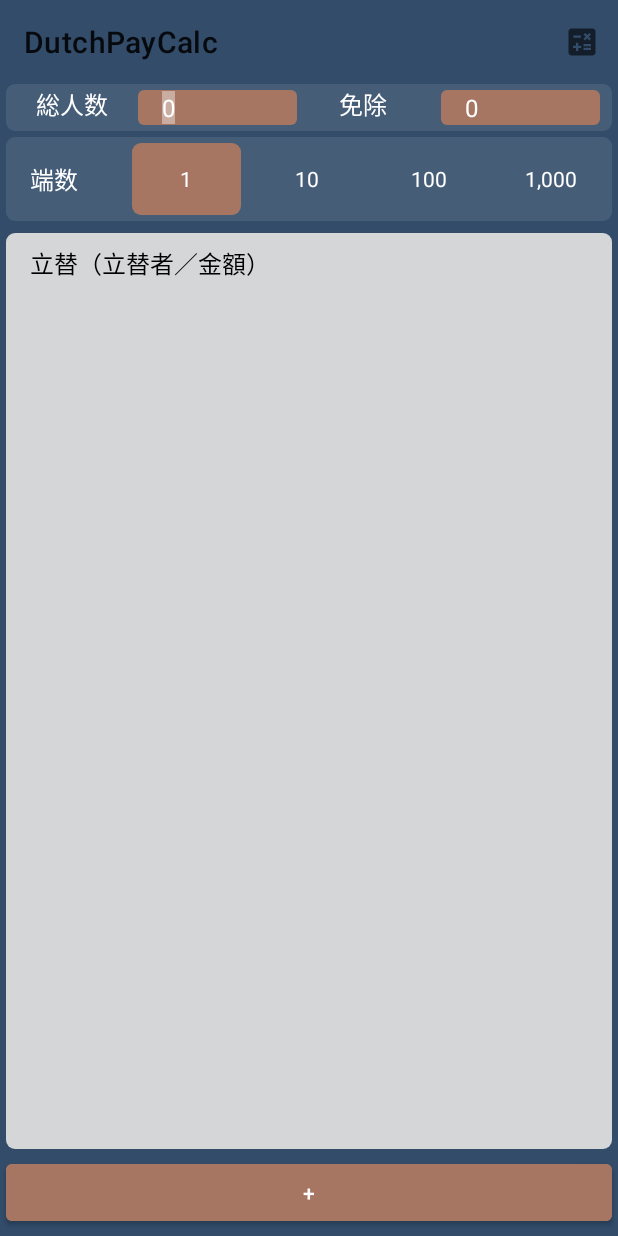
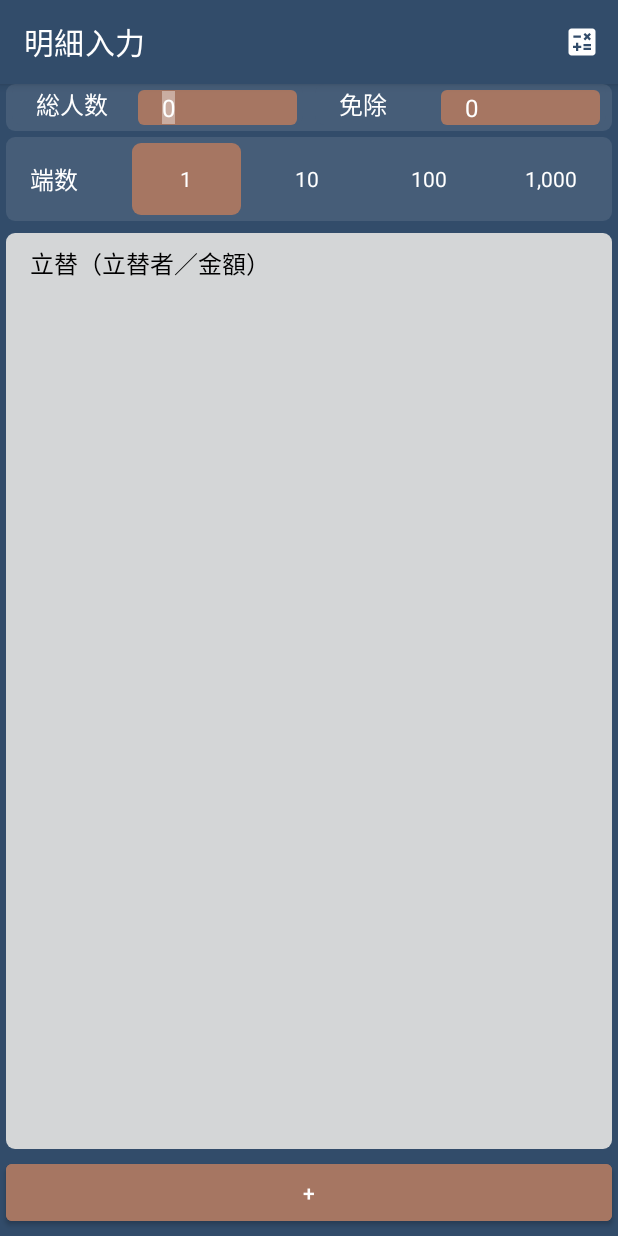
Before and after one commit to Moboko-Co/DutchPayCalc, an Android app: the screen it shows after launch (MainActivity), on a phone screen of 412 x 824 dp. Run offline under Robolectric (Android 15) with nearby library versions, the phone set to English and light mode, and no system bars; our stand-ins replace AdMob.

Commit message:
210618 Admob

```diff
--- a/app/build.gradle
+++ b/app/build.gradle
@@ -33,6 +33,7 @@ dependencies {
     implementation 'androidx.appcompat:appcompat:1.1.0'
     implementation 'com.google.android.material:material:1.1.0'
     implementation 'androidx.constraintlayout:constraintlayout:1.1.3'
+    implementation 'com.google.firebase:firebase-ads:19.4.0'
     testImplementation 'junit:junit:4.+'
     androidTestImplementation 'androidx.test.ext:junit:1.1.1'
     androidTestImplementation 'androidx.test.espresso:espresso-core:3.2.0'
--- a/app/src/main/java/com/moboko/myapplication/MainActivity.java
+++ b/app/src/main/java/com/moboko/myapplication/MainActivity.java
@@ -2,7 +2,6 @@ package com.moboko.myapplication;
 
 import androidx.appcompat.app.AlertDialog;
 import androidx.appcompat.app.AppCompatActivity;
-import androidx.appcompat.widget.Toolbar;
 import androidx.fragment.app.Fragment;
 import androidx.fragment.app.FragmentManager;
 import androidx.fragment.app.FragmentTransaction;
@@ -27,6 +26,7 @@ import android.widget.ListView;
 import android.widget.RadioGroup;
 import android.widget.Toast;
 
+import com.google.android.material.appbar.MaterialToolbar;
 import com.google.android.material.dialog.MaterialAlertDialogBuilder;
 import com.moboko.myapplication.entity.ItemList;
 import com.moboko.myapplication.entity.ResultsItemList;
@@ -166,7 +166,7 @@ public class MainActivity extends AppCompatActivity implements CalcFragment.Calc
         super.onCreate(savedInstanceState);
         setContentView(R.layout.activity_main);
 
-        Toolbar toolbar = findViewById(R.id.tool_bar_main);
+        MaterialToolbar toolbar = findViewById(R.id.tool_bar_main);
         setSupportActionBar(toolbar);
 
         plusButton = findViewById(R.id.detail_plus_bt);
--- a/app/src/main/java/com/moboko/myapplication/view/PaymentAdapter.java
+++ b/app/src/main/java/com/moboko/myapplication/view/PaymentAdapter.java
@@ -133,7 +133,7 @@ public class PaymentAdapter extends BaseAdapter {
         if (price < 0) {
             price = price * (-1);
         }
-        String priceText = Integer.toString(price) + PRICE_YEN;
+        String priceText = String.format("%,d" + PRICE_YEN, price);
         tvPayPrice.setText(priceText);
 
         return convertView;
--- a/app/src/main/java/com/moboko/myapplication/view/ResultsAdapter.java
+++ b/app/src/main/java/com/moboko/myapplication/view/ResultsAdapter.java
@@ -98,7 +98,8 @@ public class ResultsAdapter extends BaseAdapter {
         } else if (price < 0) {
             price = price * (-1);
         }
-        tvResultPrice.setText(String.valueOf(price) + PRICE_YEN);
+        String priceText = String.format("%,d" + PRICE_YEN, price);
+        tvResultPrice.setText(priceText);
 
         return convertView;
     }
--- a/app/src/main/res/layout/activity_main.xml
+++ b/app/src/main/res/layout/activity_main.xml
@@ -6,18 +6,30 @@
     android:layout_height="match_parent"
     tools:context=".MainActivity">
 
-    <androidx.appcompat.widget.Toolbar
+    <com.google.android.material.appbar.MaterialToolbar
         android:id="@+id/tool_bar_main"
+        app:title="明細入力"
         android:layout_width="match_parent"
         android:layout_height="?attr/actionBarSize"
         android:layout_alignParentTop="true"
-        android:background="?attr/colorPrimary" />
+        style="@style/Widget.MaterialComponents.Toolbar.Primary"/>
 
+    <com.google.android.gms.ads.AdView
+        xmlns:ads="http://schemas.android.com/apk/res-auto"
+        android:id="@+id/main_adView"
+        android:layout_width="wrap_content"
+        android:layout_height="wrap_content"
+        android:layout_centerHorizontal="true"
+        android:layout_below="@id/tool_bar_main"
+        ads:adSize="BANNER"
+        ads:adUnitId="ca-app-pub-3940256099942544/6300978111">
+
+    </com.google.android.gms.ads.AdView>
     <LinearLayout
         android:id="@+id/top_ll"
         android:layout_width="match_parent"
         android:layout_height="wrap_content"
-        android:layout_below="@id/tool_bar_main"
+        android:layout_below="@id/main_adView"
         android:background="?attr/colorPrimary"
         android:orientation="vertical">
 
--- a/app/src/main/res/layout/custom_spinner.xml
+++ b/app/src/main/res/layout/custom_spinner.xml
@@ -7,6 +7,7 @@
     android:singleLine="true"
     android:ellipsize="marquee"
     android:gravity="center"
+    android:textColor="@color/white"
     android:backgroundTint="@color/black">
 
 </TextView>
--- a/app/src/main/res/values/styles.xml
+++ b/app/src/main/res/values/styles.xml
@@ -132,7 +132,7 @@
         <item name="android:textSize">16dp</item>
         <item name="android:textColor">@color/white</item>
         <item name="android:inputType">number</item>
-        <item name="android:maxLength">7</item>
+        <item name="android:maxLength">5</item>
         <item name="android:selectAllOnFocus">true</item>
         <item name="android:paddingLeft">16dp</item>
     </style>
```
Also changed, not shown: app/src/main/java/com/moboko/myapplication/ResultsActivity.java (+29 -20 lines), app/src/main/res/layout/activity_results.xml (+15 -3 lines).
